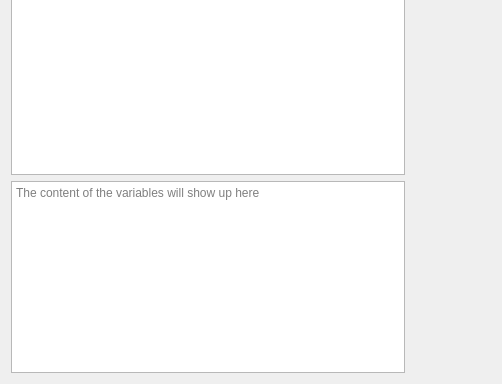
The window that envdlg.ui (pile-contributors/pile-gui) describes before a commit, drawn with Qt 5; both pictures show x 0 to 502 and y 166 to 550 of the 502 by 550 pixel window.
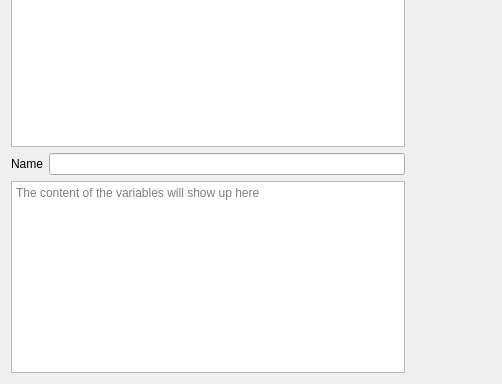
The same window after the commit. Icons and pictures are not drawn.

```diff
--- a/envdlg.ui
+++ b/envdlg.ui
@@ -55,7 +55,21 @@
       </widget>
      </item>
      <item>
-      <widget class="QTextEdit" name="textEdit">
+      <layout class="QHBoxLayout" name="horizontalLayout_3">
+       <item>
+        <widget class="QLabel" name="label_2">
+         <property name="text">
+          <string>Name</string>
+         </property>
+        </widget>
+       </item>
+       <item>
+        <widget class="QLineEdit" name="variable_name"/>
+       </item>
+      </layout>
+     </item>
+     <item>
+      <widget class="QTextEdit" name="te_value">
        <property name="sizePolicy">
         <sizepolicy hsizetype="Expanding" vsizetype="Preferred">
          <horstretch>0</horstretch>
```
Left out of the diff: 39 changed lines with no effect on the pictures.
